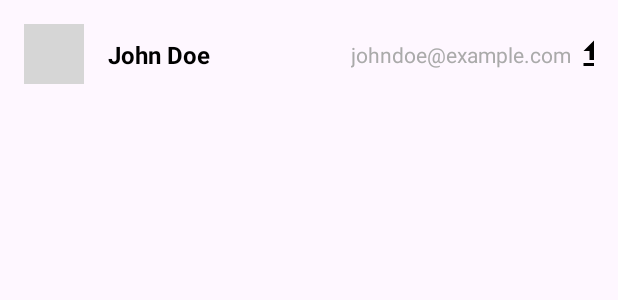
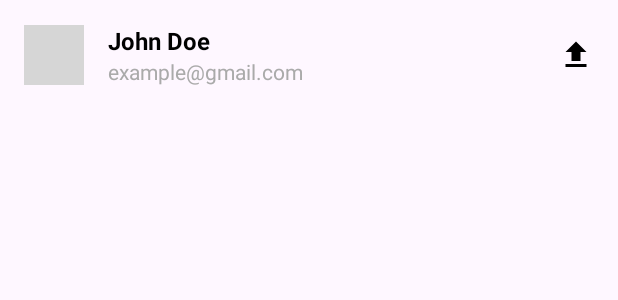
Before and after one commit to ifshaulhaque/IguruAssignment, an Android app: the layout user_list_layout.xml on its own in the app's theme, with its tools: preview values and no code run, on a phone screen of 412 x 824 dp. Shown: the top 300 px of the screen. Run offline under Robolectric (Android 15) with nearby library versions, the phone set to English and light mode, and no system bars; grey boxes are pictures that could not be loaded.

Commit message:
error correction

```diff
--- a/app/src/main/java/com/ifsha/iguruassignment/MainActivity.kt
+++ b/app/src/main/java/com/ifsha/iguruassignment/MainActivity.kt
@@ -43,15 +43,11 @@ class MainActivity : AppCompatActivity() {
             adapter = userAdapter
         }
 
-        // Observe the users LiveData
-        userViewModel.users.observe(this, Observer { users ->
+        userViewModel.fetchUsers().observe(this, Observer { users ->
             users?.let {
                 userAdapter.updateData(users)
             }
         })
-
-        // Fetch users from API
-        userViewModel.fetchUsers()
 
         // Check and request location permissions
         if (checkPermissions()) {
--- a/app/src/main/java/com/ifsha/iguruassignment/home/UserViewModel.kt
+++ b/app/src/main/java/com/ifsha/iguruassignment/home/UserViewModel.kt
@@ -12,9 +12,7 @@ class UserViewModel(private val repository: UserRepository) : ViewModel() {
 
     val users: MutableLiveData<List<User>> = repository.getUsersFromDb()
 
-    fun fetchUsers() {
-        viewModelScope.launch {
-            users.postValue(repository.fetchUsers().value)
-        }
+    fun fetchUsers(): LiveData<List<User>> {
+        return repository.fetchUsers()
     }
 }
--- a/app/src/main/res/layout/user_list_layout.xml
+++ b/app/src/main/res/layout/user_list_layout.xml
@@ -1,10 +1,11 @@
 <?xml version="1.0" encoding="utf-8"?>
-<androidx.constraintlayout.widget.ConstraintLayout
+<LinearLayout
     xmlns:android="http://schemas.android.com/apk/res/android"
     xmlns:app="http://schemas.android.com/apk/res-auto"
     xmlns:tools="http://schemas.android.com/tools"
     android:layout_width="match_parent"
     android:layout_height="wrap_content"
+    android:gravity="center"
     android:padding="16dp">
 
     <ImageView
@@ -18,41 +19,41 @@
         app:layout_constraintEnd_toStartOf="@+id/nameTextView"
         tools:srcCompat="@tools:sample/avatars" />
 
+    <LinearLayout
+        android:layout_width="match_parent"
+        android:layout_height="wrap_content"
+        android:orientation="vertical"
+        android:layout_weight="1">
+
         <TextView
             android:id="@+id/nameTextView"
-        android:layout_width="0dp"
+            android:layout_width="wrap_content"
             android:layout_height="wrap_content"
             android:textColor="@android:color/black"
             android:textSize="16sp"
             android:textStyle="bold"
+            app:layout_constraintEnd_toStartOf="@+id/emailTextView"
+            app:layout_constraintStart_toEndOf="@id/avatarImageView"
             app:layout_constraintTop_toTopOf="parent"
-        app:layout_constraintBottom_toBottomOf="parent"
-        app:layout_constraintStart_toEndOf="@id/avatarImageView"
-        app:layout_constraintEnd_toStartOf="@+id/emailTextView"
             tools:text="John Doe" />
 
         <TextView
             android:id="@+id/emailTextView"
-        android:layout_width="0dp"
+            android:layout_width="wrap_content"
             android:layout_height="wrap_content"
             android:textColor="@android:color/darker_gray"
             android:textSize="14sp"
-        app:layout_constraintTop_toTopOf="parent"
-        app:layout_constraintBottom_toBottomOf="parent"
-        app:layout_constraintStart_toEndOf="@id/nameTextView"
-        app:layout_constraintEnd_toEndOf="parent"
-        tools:text="johndoe@example.com" />
+            android:text="example@gmail.com"/>
+
+    </LinearLayout>
 
     <ImageView
         android:id="@+id/uploadIcon"
         android:layout_width="24dp"
         android:layout_height="24dp"
-        android:layout_marginStart="8dp"
-        android:layout_marginEnd="8dp"
         android:src="@drawable/baseline_upload_24"
-        app:layout_constraintTop_toTopOf="parent"
-        app:layout_constraintBottom_toBottomOf="parent"
-        app:layout_constraintEnd_toEndOf="parent"
-        app:layout_constraintStart_toEndOf="@id/emailTextView" />
+        tools:layout_editor_absoluteX="379dp"
+        tools:layout_editor_absoluteY="33dp"
+        />
 
-</androidx.constraintlayout.widget.ConstraintLayout>
+</LinearLayout>
```
Lines whose indentation alone changed are shown as unchanged.
